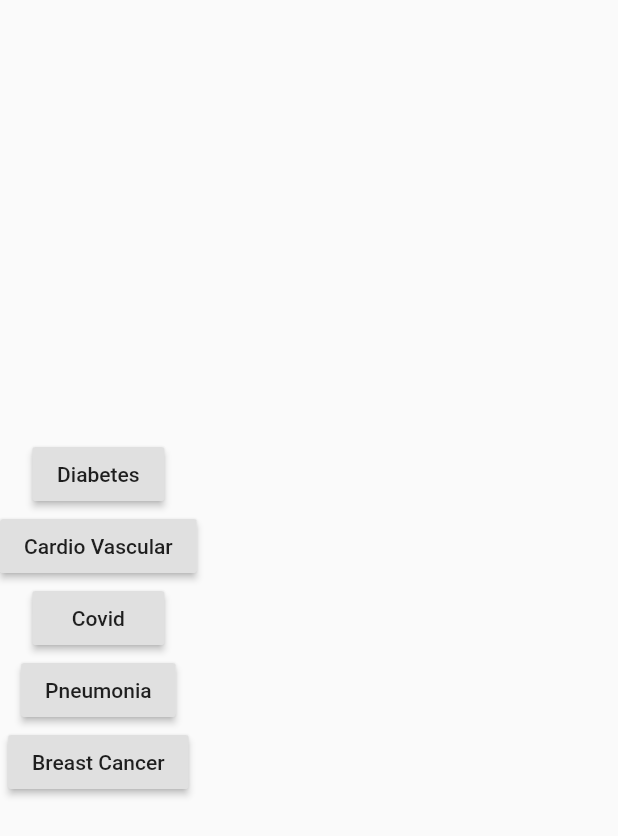
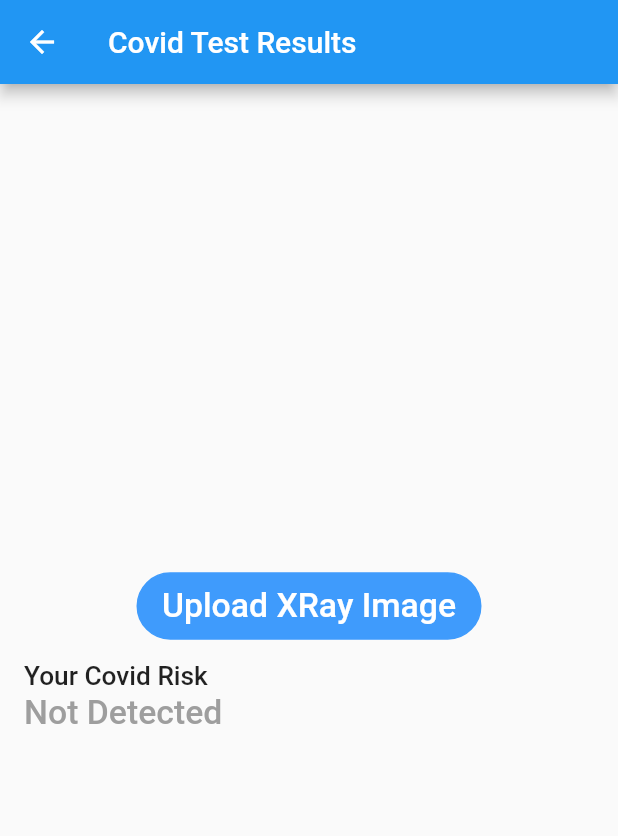
Before and after one commit to cyber-venom003/Swasthyam-App, a Flutter app: the TestInput widget shown alone on an empty page, opened directly, after a tap on "Covid", on a phone screen of 412 x 824 dp. Shown: the top 836 px of the screen. Run offline on Flutter 3.47's test engine with Material 2 defaults, Android fonts, the light colour scheme and no system bars; our stand-ins replace cloud_firestore, firebase_core, font_awesome_flutter, image_picker; missing offline and left inert: dart:ffi; accounts and stored records are empty.

Commit message:
All core functionality implemented

```diff
--- /dev/null
+++ b/lib/routes/covidInput.dart
@@ -0,0 +1,116 @@
+import 'dart:convert';
+
+import 'package:flutter/material.dart';
+import 'package:http/http.dart' as http;
+import 'package:image_picker/image_picker.dart';
+
+class CovidInput extends StatefulWidget {
+  @override
+  _CovidInputState createState() => _CovidInputState();
+}
+
+class _CovidInputState extends State<CovidInput> {
+  int covidRisk = 0;
+  void sendRequest(filename) async {
+    var request = http.MultipartRequest('POST', Uri.parse("http://192.168.1.7:5000/predict"));
+    request.files.add(await http.MultipartFile.fromPath('image', filename));
+    request.fields.addAll({
+      "disease": "covid"
+    });
+    try{
+      var res = await request.send();
+      var body = await res.stream.bytesToString();
+      setState(() {
+        covidRisk = jsonDecode(body)['prediction'];
+      });
+    } catch(e){
+      print(e.toString());
+    }
+  }
+
+  void uploadImage() async {
+    final _picker = ImagePicker();
+    PickedFile image = await _picker.getImage(source: ImageSource.gallery);
+    //final File file = File(image.path);
+    sendRequest(image.path);
+  }
+
+  @override
+  Widget build(BuildContext context) {
+    return SafeArea(
+      child: Scaffold(
+        appBar: AppBar(
+          title: Text("Covid Test Results")
+        ),
+        body: Center(
+          child: Column(
+            mainAxisAlignment: MainAxisAlignment.center,
+            crossAxisAlignment: CrossAxisAlignment.center,
+            children: [
+              FlatButton(
+                onPressed: () {
+                  uploadImage();
+                },
+                child: Container(
+                  width: 230,
+                  height: 45,
+                  child: Padding(
+                    padding: const EdgeInsets.all(8.0),
+                    child: Text(
+                      "Upload XRay Image",
+                      style: TextStyle(
+                          color: Colors.white,
+                          fontSize: 22.5,
+                          fontWeight: FontWeight.w500
+                      ),
+                      textAlign: TextAlign.center,
+                    ),
+                  ),
+                  decoration: BoxDecoration(
+                    borderRadius: BorderRadius.circular(26.0),
+                    color: const Color(0xff3f9bfc),
+                    border:
+                    Border.all(width: 1.0, color: const Color(0xff3f9bfc)),
+                  ),
+                ),
+              ),
+              ListTile(
+                title: Text("Your Covid Risk",
+                    style: TextStyle(
+                      fontSize: 17.5,
+                      fontWeight: FontWeight.w500,
+                    )
+                ),
+                subtitle: covidRisk > 80 && covidRisk < 100 ? Text("High Risk",
+                    style: TextStyle(
+                        fontSize: 22.5,
+                        fontWeight: FontWeight.w500,
+                        color: Colors.red
+                    )
+                ) : covidRisk > 40 && covidRisk < 80 ? Text("Medium Risk",
+                    style: TextStyle(
+                        fontSize: 22.5,
+                        fontWeight: FontWeight.w500,
+                        color: Colors.yellow
+                    )
+                ) : covidRisk < 40 && covidRisk > 20 ? Text("Low Risk",
+                    style: TextStyle(
+                        fontSize: 22.5,
+                        fontWeight: FontWeight.w500,
+                        color: Colors.green
+                    )
+                ) : Text("Not Detected",
+                    style: TextStyle(
+                        fontSize: 22.5,
+                        fontWeight: FontWeight.w500,
+                        color: Colors.grey
+                    )
+                )
+              )
+            ],
+          ),
+        ),
+      ),
+    );
+  }
+}
--- a/lib/routes/testInput.dart
+++ b/lib/routes/testInput.dart
@@ -1,5 +1,8 @@
 import 'package:flutter/material.dart';
+import 'package:swasthyam/routes/brainTumour.dart';
+import 'package:swasthyam/routes/covidInput.dart';
 import 'package:swasthyam/routes/diabetesInput.dart';
+import 'package:swasthyam/routes/pneumoniaInput.dart';
 
 class TestInput extends StatefulWidget {
   @override
@@ -20,10 +23,18 @@ class _TestInputState extends State<TestInput> {
                 Navigator.push(context,
                     MaterialPageRoute(builder: (context) => DiabetesInput()));
               }),
-          RaisedButton(child: Text("Cardio Vascular"), onPressed: () {}),
-          RaisedButton(child: Text("Covid"), onPressed: () {}),
-          RaisedButton(child: Text("Pneumonia"), onPressed: () {}),
-          RaisedButton(child: Text("Breast Cancer"), onPressed: () {}),
+          RaisedButton(child: Text("Covid"), onPressed: () {
+            Navigator.push(context,
+                MaterialPageRoute(builder: (context) => CovidInput()));
+          }),
+          RaisedButton(child: Text("Pneumonia"), onPressed: () {
+            Navigator.push(context,
+                MaterialPageRoute(builder: (context) => PneumoniaInput()));
+          }),
+          RaisedButton(child: Text("Brain Tumour"), onPressed: () {
+            Navigator.push(context,
+                MaterialPageRoute(builder: (context) => TumourInput()));
+          }),
         ],
       ),
     );
--- a/pubspec.yaml
+++ b/pubspec.yaml
@@ -31,6 +31,7 @@ dependencies:
   firebase_core: ^0.5.1
   cloud_firestore: ^0.14.2
   http: ^0.12.2
+  image_picker: ^0.6.7+12
 
 dev_dependencies:
   flutter_test:
```
Also changed, not shown: lib/routes/brainTumour.dart (added, +117 -0 lines), lib/routes/pneumoniaInput.dart (added, +116 -0 lines), Swasthyam-Hackout.png, 5 other files.
